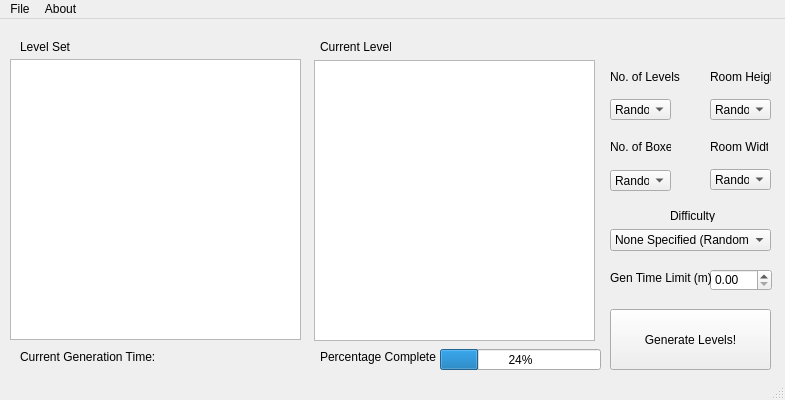
Before: the Qt Designer form mainwindow.ui in RBrNx/SokoGenerator, drawn with Qt 5.
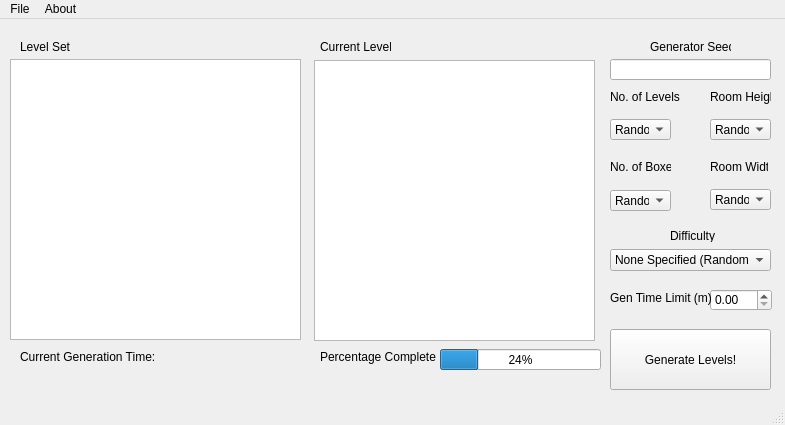
After: the same form once the commit is applied.

Commit message: Added Difficulty Score calculator, not working correctly at the moment though. Added a feature to allow user inputted seeds for the generator. Same seed will produce the same levels.

```diff
--- a/mainwindow.ui
+++ b/mainwindow.ui
@@ -10,7 +10,7 @@
     <x>0</x>
     <y>0</y>
     <width>785</width>
-    <height>400</height>
+    <height>425</height>
    </rect>
   </property>
   <property name="sizePolicy">
@@ -22,13 +22,13 @@
   <property name="minimumSize">
    <size>
     <width>785</width>
-    <height>400</height>
+    <height>425</height>
    </size>
   </property>
   <property name="maximumSize">
    <size>
     <width>785</width>
-    <height>400</height>
+    <height>425</height>
    </size>
   </property>
   <property name="windowTitle">
@@ -39,7 +39,7 @@
     <property name="geometry">
      <rect>
       <x>610</x>
-      <y>290</y>
+      <y>310</y>
       <width>161</width>
       <height>61</height>
      </rect>
@@ -75,7 +75,7 @@
     <property name="geometry">
      <rect>
       <x>710</x>
-      <y>50</y>
+      <y>70</y>
       <width>61</width>
       <height>16</height>
      </rect>
@@ -88,7 +88,7 @@
     <property name="geometry">
      <rect>
       <x>670</x>
-      <y>190</y>
+      <y>210</y>
       <width>47</width>
       <height>13</height>
      </rect>
@@ -101,7 +101,7 @@
     <property name="geometry">
      <rect>
       <x>610</x>
-      <y>210</y>
+      <y>230</y>
       <width>161</width>
       <height>22</height>
      </rect>
@@ -141,7 +141,7 @@
     <property name="geometry">
      <rect>
       <x>610</x>
-      <y>50</y>
+      <y>70</y>
       <width>71</width>
       <height>16</height>
      </rect>
@@ -180,7 +180,7 @@
     <property name="geometry">
      <rect>
       <x>710</x>
-      <y>120</y>
+      <y>140</y>
       <width>58</width>
       <height>16</height>
      </rect>
@@ -193,7 +193,7 @@
     <property name="geometry">
      <rect>
       <x>610</x>
-      <y>120</y>
+      <y>140</y>
       <width>61</width>
       <height>16</height>
      </rect>
@@ -232,7 +232,7 @@
     <property name="geometry">
      <rect>
       <x>610</x>
-      <y>151</y>
+      <y>171</y>
       <width>61</width>
       <height>21</height>
      </rect>
@@ -267,7 +267,7 @@
     <property name="geometry">
      <rect>
       <x>610</x>
-      <y>80</y>
+      <y>100</y>
       <width>61</width>
       <height>21</height>
      </rect>
@@ -382,7 +382,7 @@
     <property name="geometry">
      <rect>
       <x>710</x>
-      <y>80</y>
+      <y>100</y>
       <width>61</width>
       <height>21</height>
      </rect>
@@ -422,7 +422,7 @@
     <property name="geometry">
      <rect>
       <x>710</x>
-      <y>150</y>
+      <y>170</y>
       <width>61</width>
       <height>21</height>
      </rect>
@@ -472,7 +472,7 @@
     <property name="geometry">
      <rect>
       <x>710</x>
-      <y>250</y>
+      <y>270</y>
       <width>62</width>
       <height>22</height>
      </rect>
@@ -485,7 +485,7 @@
     <property name="geometry">
      <rect>
       <x>610</x>
-      <y>250</y>
+      <y>270</y>
       <width>101</width>
       <height>16</height>
      </rect>
@@ -497,6 +497,35 @@
      <set>Qt::AlignBottom|Qt::AlignLeading|Qt::AlignLeft</set>
     </property>
    </widget>
+   <widget class="QLineEdit" name="lineEdit_GeneratorSeed">
+    <property name="geometry">
+     <rect>
+      <x>610</x>
+      <y>40</y>
+      <width>161</width>
+      <height>21</height>
+     </rect>
+    </property>
+    <property name="inputMask">
+     <string/>
+    </property>
+    <property name="cursorMoveStyle">
+     <enum>Qt::LogicalMoveStyle</enum>
+    </property>
+   </widget>
+   <widget class="QLabel" name="label">
+    <property name="geometry">
+     <rect>
+      <x>650</x>
+      <y>20</y>
+      <width>81</width>
+      <height>16</height>
+     </rect>
+    </property>
+    <property name="text">
+     <string>Generator Seed</string>
+    </property>
+   </widget>
   </widget>
   <widget class="QMenuBar" name="menuBar">
    <property name="geometry">
```
The commit also changes 8 other files.
